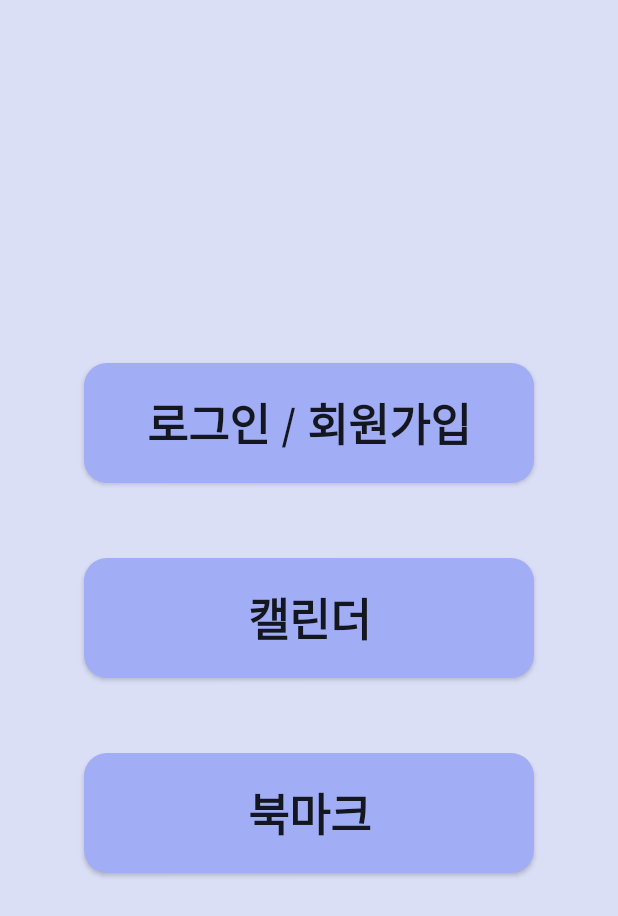
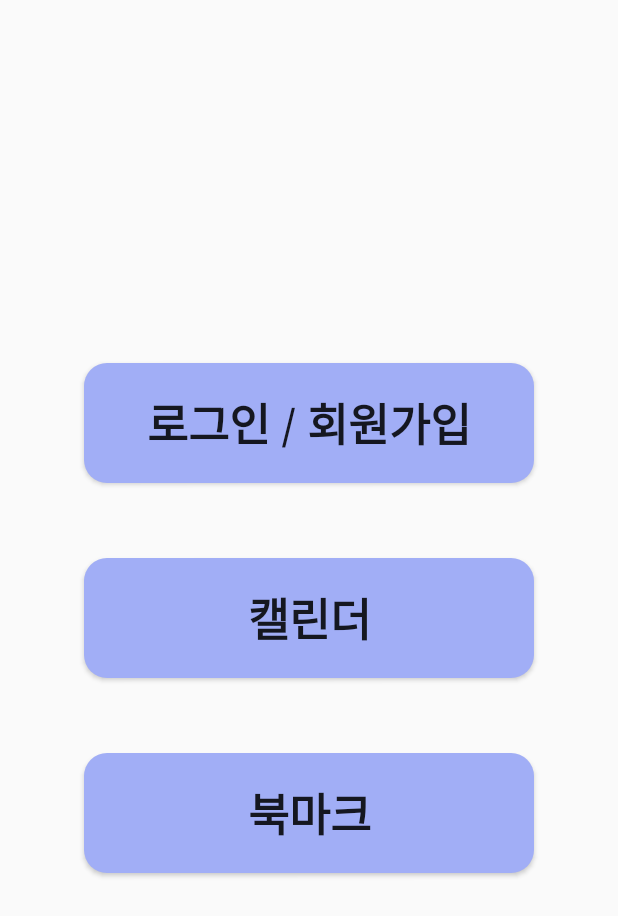
Before and after one commit to jjongwon7/VocaProject, an Android app: the InfoActivity screen opened directly, with no data from a screen before it, on a phone screen of 412 x 824 dp. Shown: the top 916 px of the screen. Run offline under Robolectric (Android 15) with nearby library versions, the phone set to English and light mode, and no system bars.

Commit message:
addBackgroundSetting

```diff
--- a/app/src/main/res/layout/activity_info.xml
+++ b/app/src/main/res/layout/activity_info.xml
@@ -7,7 +7,7 @@
     tools:context=".InfoActivity"
     android:orientation="vertical"
     android:gravity="center"
-    android:background="#DADFF6">
+    >
 
     <Button
         android:id="@+id/info_login"
--- a/app/src/main/res/values-night/themes.xml
+++ b/app/src/main/res/values-night/themes.xml
@@ -1,14 +1,14 @@
 <resources xmlns:tools="http://schemas.android.com/tools">
     <!-- Base application theme. -->
-    <style name="Theme.VocaProject" parent="Theme.MaterialComponents.DayNight.DarkActionBar">
+    <style name="Theme.VocaProject" parent="Theme.AppCompat.DayNight.NoActionBar">
         <!-- Primary brand color. -->
-        <item name="colorPrimary">@color/purple_200</item>
+        <item name="colorPrimary">@color/purple_500</item>
         <item name="colorPrimaryVariant">@color/purple_700</item>
-        <item name="colorOnPrimary">@color/black</item>
+        <item name="colorOnPrimary">@color/white</item>
         <!-- Secondary brand color. -->
         <item name="colorSecondary">@color/teal_200</item>
-        <item name="colorSecondaryVariant">@color/teal_200</item>
-        <item name="colorOnSecondary">@color/black</item>
+        <item name="colorSecondaryVariant">@color/teal_700</item>
+        <item name="colorOnSecondary">#000000</item>
         <!-- Status bar color. -->
         <item name="android:statusBarColor" tools:targetApi="l">?attr/colorPrimaryVariant</item>
         <!-- Customize your theme here. -->
```
Also changed, not shown: app/src/main/java/com/example/vocaproject/BackgroundSettingActivity.java (deleted, +0 -16 lines), app/src/main/java/com/example/vocaproject/MainActivity.java (+42 -3 lines), app/src/main/java/com/example/vocaproject/ThemeUtil.java (added, +44 -0 lines), app/src/main/res/layout/background_dialog.xml (added, +19 -0 lines).
